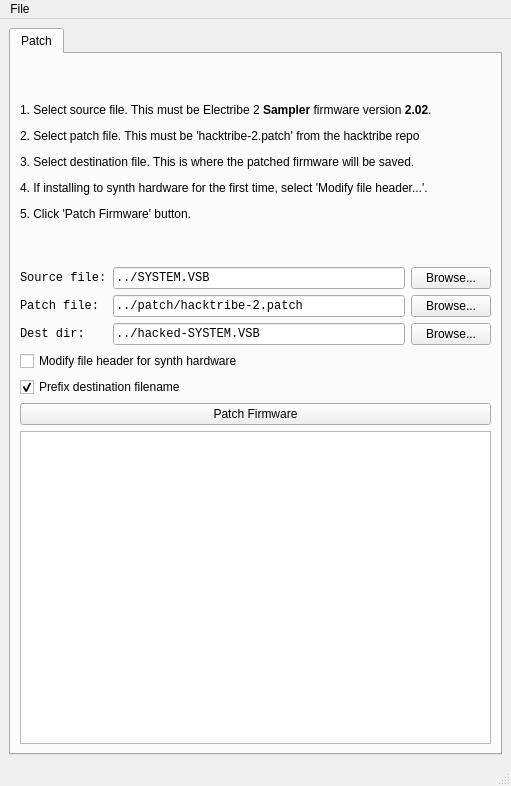
Qt form gui/hacktribe-gui.ui (bangcorrupt/hacktribe) before a commit.
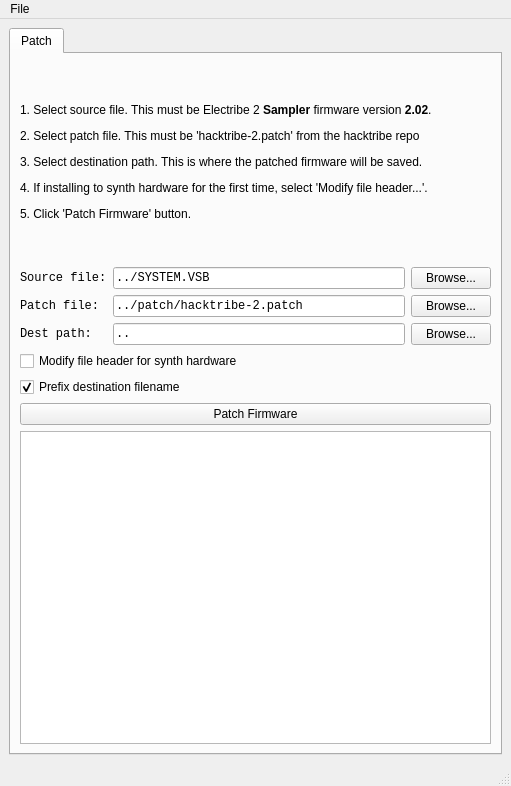
The same form after that commit.

Diff of the .ui file:
```diff
--- a/gui/hacktribe-gui.ui
+++ b/gui/hacktribe-gui.ui
@@ -42,7 +42,7 @@
              </size>
             </property>
             <property name="text">
-             <string>&lt;html&gt;&lt;head/&gt;&lt;body&gt;&lt;p&gt;&lt;br/&gt;&lt;/p&gt;&lt;p&gt;1. Select source file. This must be Electribe 2 &lt;span style=&quot; font-weight:600;&quot;&gt;Sampler&lt;/span&gt; firmware version &lt;span style=&quot; font-weight:600;&quot;&gt;2.02&lt;/span&gt;.&lt;/p&gt;&lt;p&gt;2. Select patch file. This must be 'hacktribe-2.patch' from the hacktribe repo&lt;/p&gt;&lt;p&gt;3. Select destination file. This is where the patched firmware will be saved.&lt;/p&gt;&lt;p&gt;4. If installing to synth hardware for the first time, select 'Modify file header...'. &lt;/p&gt;&lt;p&gt;5. Click 'Patch Firmware' button.&lt;/p&gt;&lt;p&gt;&lt;br/&gt;&lt;/p&gt;&lt;/body&gt;&lt;/html&gt;</string>
+             <string>&lt;html&gt;&lt;head/&gt;&lt;body&gt;&lt;p&gt;&lt;br/&gt;&lt;/p&gt;&lt;p&gt;1. Select source file. This must be Electribe 2 &lt;span style=&quot; font-weight:600;&quot;&gt;Sampler&lt;/span&gt; firmware version &lt;span style=&quot; font-weight:600;&quot;&gt;2.02&lt;/span&gt;.&lt;/p&gt;&lt;p&gt;2. Select patch file. This must be 'hacktribe-2.patch' from the hacktribe repo&lt;/p&gt;&lt;p&gt;3. Select destination path. This is where the patched firmware will be saved.&lt;/p&gt;&lt;p&gt;4. If installing to synth hardware for the first time, select 'Modify file header...'. &lt;/p&gt;&lt;p&gt;5. Click 'Patch Firmware' button.&lt;/p&gt;&lt;p&gt;&lt;br/&gt;&lt;/p&gt;&lt;/body&gt;&lt;/html&gt;</string>
             </property>
             <property name="wordWrap">
              <bool>false</bool>
@@ -129,7 +129,7 @@
                </font>
               </property>
               <property name="text">
-               <string>Dest dir:   </string>
+               <string>Dest path:  </string>
               </property>
              </widget>
             </item>
@@ -141,7 +141,7 @@
                </font>
               </property>
               <property name="text">
-               <string notr="true">../hacked-SYSTEM.VSB</string>
+               <string notr="true">..</string>
               </property>
              </widget>
             </item>
```
